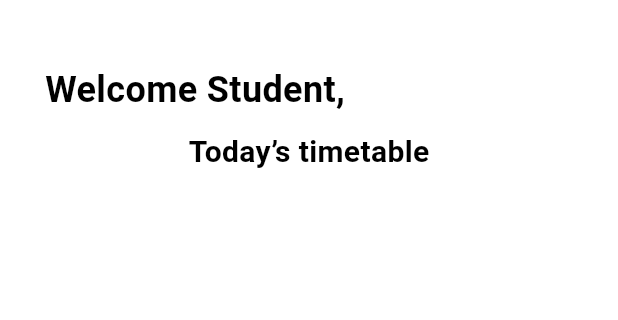
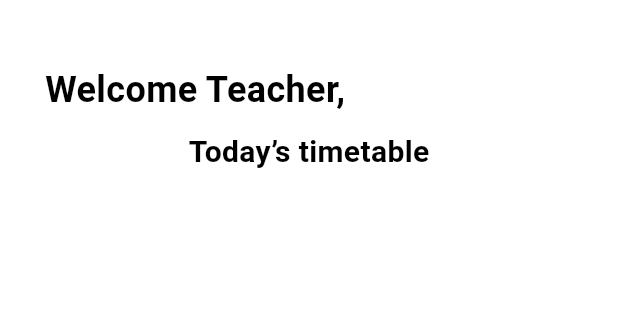
Before and after one commit to dhrisyapn/attendix, a Flutter app: the TeacherHomePage screen opened directly, on a phone screen of 412 x 824 dp, the part 65-385 px from its top. Run offline on Flutter 3.47's test engine with Material 3 defaults, Android fonts, the phone set to English and light mode, and no system bars; our stand-ins replace cloud_firestore, firebase_auth, firebase_core; accounts and stored records are empty; Roboto replaces fonts that are missing (Poppins).

Commit message:
fetch timetable data added

```diff
--- a/lib/main.dart
+++ b/lib/main.dart
@@ -31,6 +31,6 @@ class MyApp extends StatelessWidget {
           scaffoldBackgroundColor: Color(0xFFFFFFFF),
           useMaterial3: true,
         ),
-        home: AddStudentPage());
+        home: GetStartedPage());
   }
 }
--- a/lib/teacherhome.dart
+++ b/lib/teacherhome.dart
@@ -1,7 +1,8 @@
 import 'package:cloud_firestore/cloud_firestore.dart';
-import 'package:flutter/foundation.dart';
+import 'package:firebase_auth/firebase_auth.dart';
+
 import 'package:flutter/material.dart';
-import 'package:flutter/widgets.dart';
+
 import 'package:intl/intl.dart';
 
 class TeacherHomePage extends StatefulWidget {
@@ -12,7 +13,7 @@ class TeacherHomePage extends StatefulWidget {
 }
 
 class _TeacherHomePageState extends State<TeacherHomePage> {
-  Widget timetable(String subject, String start, String end) {
+  Widget timetable(String subject, String start, String end, String classname) {
     return Padding(
       padding: const EdgeInsets.only(left: 30, right: 30),
       child: Padding(
@@ -58,7 +59,7 @@ class _TeacherHomePageState extends State<TeacherHomePage> {
                       width: MediaQuery.of(context).size.width * 0.2,
                     ),
                     Text(
-                      'Present',
+                      classname,
                       textAlign: TextAlign.center,
                       style: TextStyle(
                         color: Color(0xFF1C591B),
@@ -77,8 +78,12 @@ class _TeacherHomePageState extends State<TeacherHomePage> {
     );
   }
 
+  // get current user email
+  final email = FirebaseAuth.instance.currentUser!.email;
+
   @override
   Widget build(BuildContext context) {
+    print(email);
     return Scaffold(
       appBar: AppBar(
         backgroundColor: Colors.transparent,
@@ -99,7 +104,7 @@ class _TeacherHomePageState extends State<TeacherHomePage> {
           Padding(
             padding: const EdgeInsets.only(left: 30),
             child: Text(
-              'Welcome Student,',
+              'Welcome Teacher,',
               style: TextStyle(
                 color: Colors.black,
                 fontSize: 24,
@@ -122,41 +127,36 @@ class _TeacherHomePageState extends State<TeacherHomePage> {
               ),
             ),
           ),
-          FutureBuilder<QuerySnapshot>(
-            future: FirebaseFirestore.instance
-                .collection('classes')
-                .doc('10A')
+          Expanded(
+            child: StreamBuilder<QuerySnapshot>(
+              stream: FirebaseFirestore.instance
+                  .collection('userdata')
+                  .doc(email)
                   .collection('timetable')
                   .doc('Monday')
-                .collection('Subjects')
-                .get(),
+                  .collection('subjects')
+                  .snapshots(),
               builder: (context, snapshot) {
-              if (snapshot.connectionState == ConnectionState.waiting) {
-                return Center(child: CircularProgressIndicator());
-              } else if (snapshot.hasError) {
-                return Center(child: Text(snapshot.error.toString()));
-              } else if (snapshot.hasData) {
-                // Create a list of timetable widgets from the snapshot documents
-                List<Widget> timetableWidgets = snapshot.data!.docs.map((doc) {
+                if (snapshot.hasError) {
+                  return Text('Error: ${snapshot.error}');
+                }
+                if (!snapshot.hasData) {
+                  return Text('Loading...');
+                }
+                final documents = snapshot.data!.docs;
+                return ListView.builder(
+                  itemCount: documents.length,
+                  itemBuilder: (context, index) {
+                    final doc = documents[index];
                     return timetable(
                         doc['subject'],
-                    DateFormat('HH:mm').format(doc['start']
-                        .toDate()), // Assuming 'start' is a Timestamp
-                    DateFormat('HH:mm').format(
-                        doc['end'].toDate()), // Assuming 'end' is a Timestamp
+                        DateFormat('HH:mm').format(doc['start'].toDate()),
+                        DateFormat('HH:mm').format(doc['end'].toDate()),
+                        doc['cls']);
+                  },
                 );
-                }).toList();
-
-                // Display the timetable widgets inside a Column
-                return SingleChildScrollView(
-                  child: Column(
-                    children: timetableWidgets,
+              },
             ),
-                );
-              } else {
-                return Center(child: Text('No data available'));
-              }
-            },
           ),
         ],
       ),
```
Lines whose indentation alone changed are shown as unchanged.
